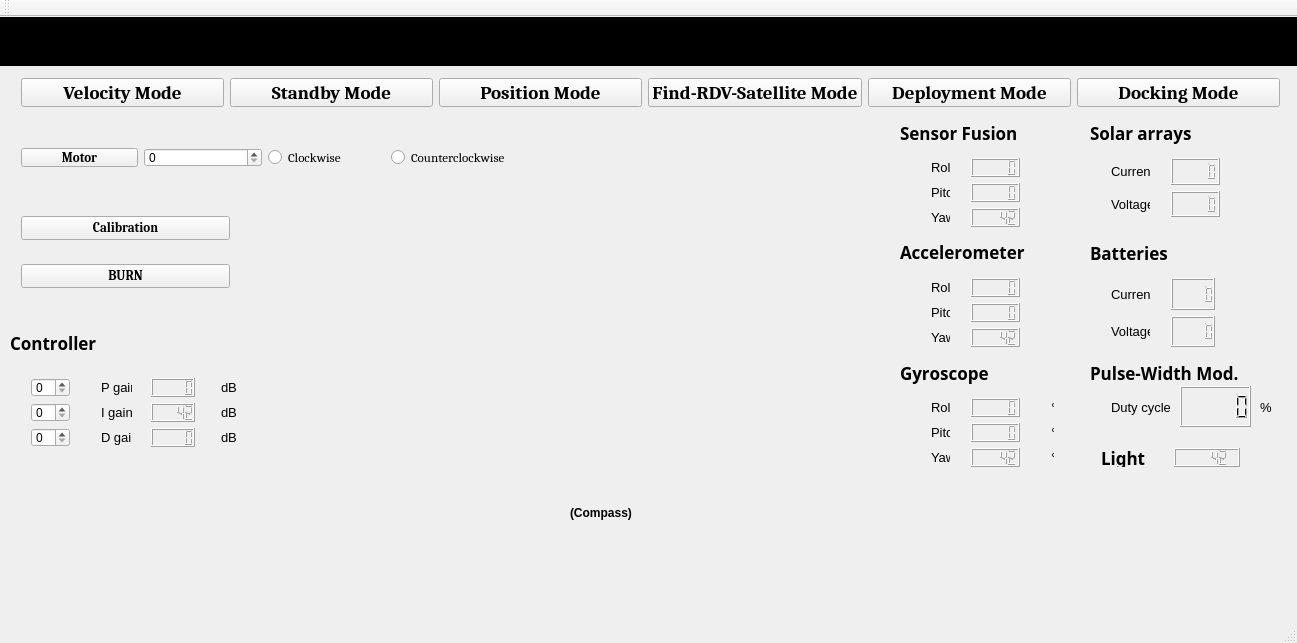
This is groundstation.ui in Angele-/FloatSat_GroundStation as Qt 5 draws it before an edit. The edited form follows.
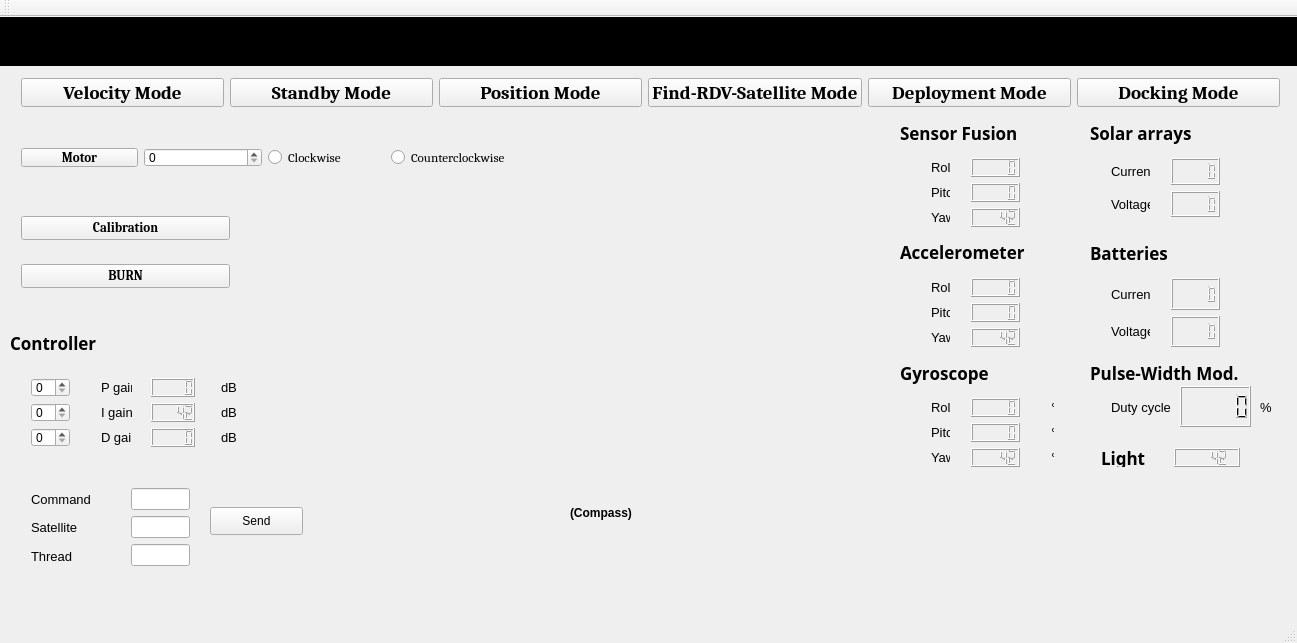
This is the edited form.

```diff
--- a/groundstation.ui
+++ b/groundstation.ui
@@ -311,7 +311,7 @@
      <rect>
       <x>1160</x>
       <y>250</y>
-      <width>66</width>
+      <width>71</width>
       <height>91</height>
      </rect>
     </property>
@@ -1299,6 +1299,88 @@
      <set>Qt::AlignCenter</set>
     </property>
    </widget>
+   <widget class="QPushButton" name="pushButton">
+    <property name="geometry">
+     <rect>
+      <x>210</x>
+      <y>490</y>
+      <width>93</width>
+      <height>28</height>
+     </rect>
+    </property>
+    <property name="text">
+     <string>Send</string>
+    </property>
+   </widget>
+   <widget class="QWidget" name="verticalLayoutWidget_3">
+    <property name="geometry">
+     <rect>
+      <x>20</x>
+      <y>460</y>
+      <width>91</width>
+      <height>101</height>
+     </rect>
+    </property>
+    <layout class="QVBoxLayout" name="verticalLayout_3">
+     <item>
+      <widget class="QLabel" name="label_2">
+       <property name="font">
+        <font>
+         <pointsize>10</pointsize>
+        </font>
+       </property>
+       <property name="text">
+        <string>Command</string>
+       </property>
+      </widget>
+     </item>
+     <item>
+      <widget class="QLabel" name="label_3">
+       <property name="font">
+        <font>
+         <pointsize>10</pointsize>
+        </font>
+       </property>
+       <property name="text">
+        <string>Satellite</string>
+       </property>
+      </widget>
+     </item>
+     <item>
+      <widget class="QLabel" name="label_4">
+       <property name="font">
+        <font>
+         <pointsize>10</pointsize>
+        </font>
+       </property>
+       <property name="text">
+        <string>Thread</string>
+       </property>
+      </widget>
+     </item>
+    </layout>
+   </widget>
+   <widget class="QWidget" name="verticalLayoutWidget_4">
+    <property name="geometry">
+     <rect>
+      <x>120</x>
+      <y>460</y>
+      <width>81</width>
+      <height>101</height>
+     </rect>
+    </property>
+    <layout class="QVBoxLayout" name="verticalLayout_4">
+     <item>
+      <widget class="QLineEdit" name="lineEdit_Command"/>
+     </item>
+     <item>
+      <widget class="QLineEdit" name="lineEdit_Satellite"/>
+     </item>
+     <item>
+      <widget class="QLineEdit" name="Thread"/>
+     </item>
+    </layout>
+   </widget>
   </widget>
   <widget class="QMenuBar" name="menuBar">
    <property name="geometry">
```
